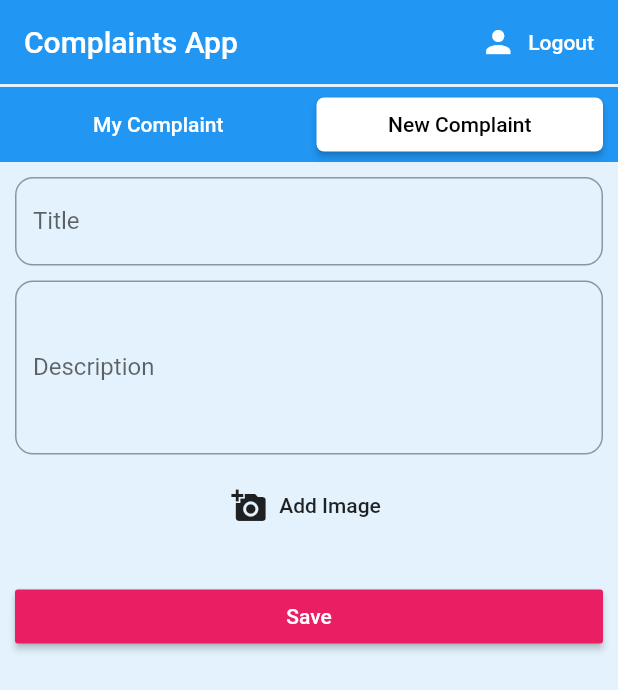
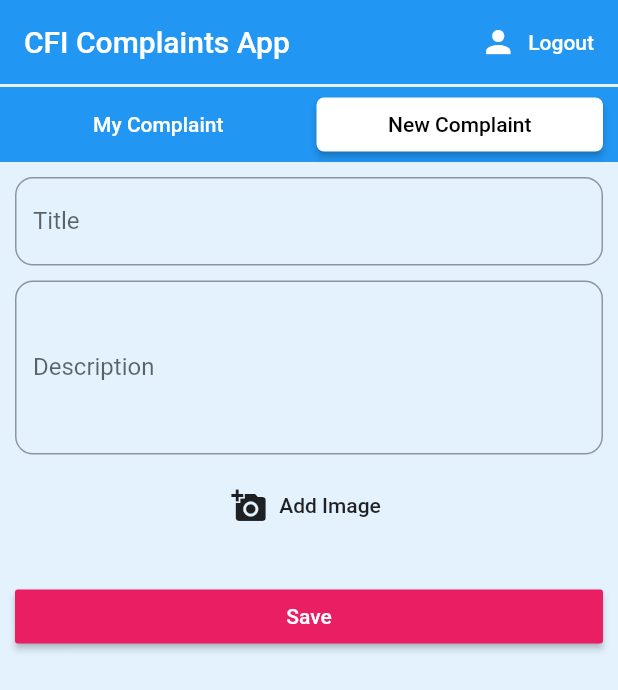
Before and after one commit to JanithMS/complaints_flutterapp, a Flutter app: the screen it shows once a user with an empty profile is signed in, after a tap on "New Complaint", on a phone screen of 412 x 824 dp. Shown: the top 690 px of the screen. Run offline on Flutter 3.47's test engine with Material 2 defaults, Android fonts, the phone set to English and light mode, and no system bars; our stand-ins replace firebase_auth, firebase_core, firebase_database, flutter_spinkit, image_picker; accounts and stored records are empty.

Commit message:
App name Changed

```diff
--- a/lib/Screens/Authentication/SignIn.dart
+++ b/lib/Screens/Authentication/SignIn.dart
@@ -35,7 +35,7 @@ class _SignInState extends State<SignIn> {
                     children: <Widget>[
                       Center(
                         child: Text(
-                          'Complaints App',
+                          'CFI Complaints App',
                           style: TextStyle(
                               fontSize: 30.0,
                               color: Colors.white,
--- a/lib/Screens/Authentication/SignUp.dart
+++ b/lib/Screens/Authentication/SignUp.dart
@@ -36,7 +36,7 @@ class _SignUpState extends State<SignUp> {
                     children: <Widget>[
                       Center(
                         child: Text(
-                          'Complaints App',
+                          'CFI Complaints App',
                           style: TextStyle(
                               fontSize: 30.0,
                               color: Colors.white,
--- a/lib/Screens/Home/Home.dart
+++ b/lib/Screens/Home/Home.dart
@@ -42,7 +42,7 @@ class _HomeComplaintsState extends State<HomeComplaints> {
       child: Scaffold(
         backgroundColor: Colors.blue[50],
         appBar: AppBar(
-          title: Text('Complaints App'),
+          title: Text('CFI Complaints App'),
           backgroundColor: Colors.blue,
           elevation: 0.0,
           actions: <Widget>[
```
